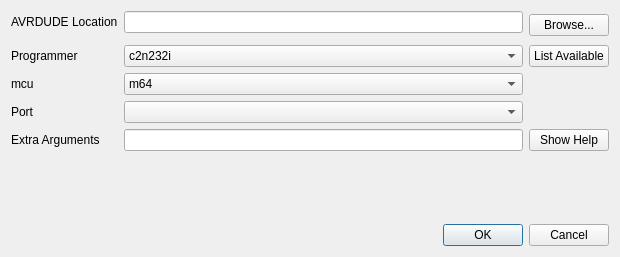
The window that eepe/eepe/src/burnconfigdialog.ui (MikeBland/mbtx) describes before a commit, drawn with Qt 5.
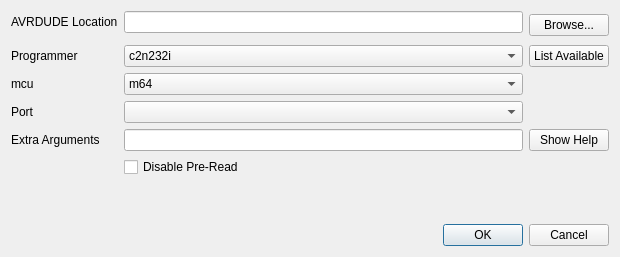
The same window after the commit. Icons and pictures are not drawn.

The edit to the form file:
```diff
--- a/eepe/eepe/src/burnconfigdialog.ui
+++ b/eepe/eepe/src/burnconfigdialog.ui
@@ -684,6 +684,13 @@
        </item>
       </widget>
      </item>
+     <item row="6" column="2">
+      <widget class="QCheckBox" name="disablePreReadCB">
+       <property name="text">
+        <string>Disable Pre-Read</string>
+       </property>
+      </widget>
+     </item>
     </layout>
    </item>
    <item row="2" column="0">
```
